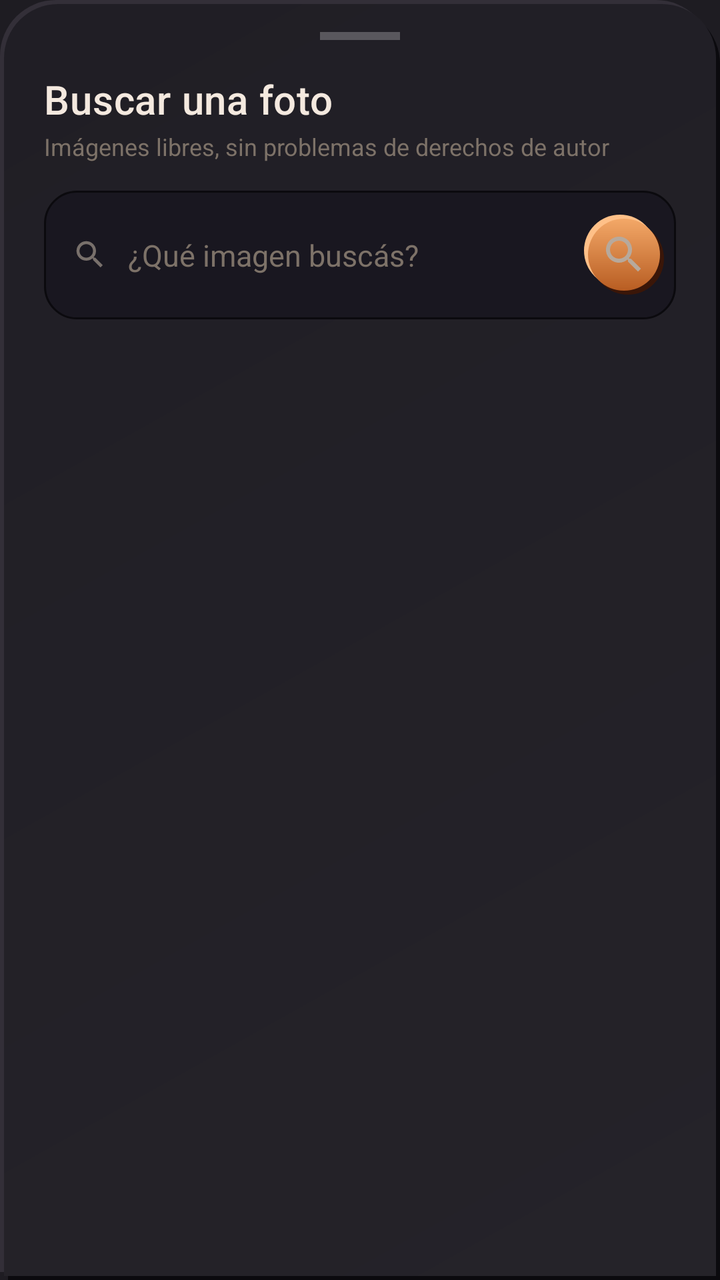
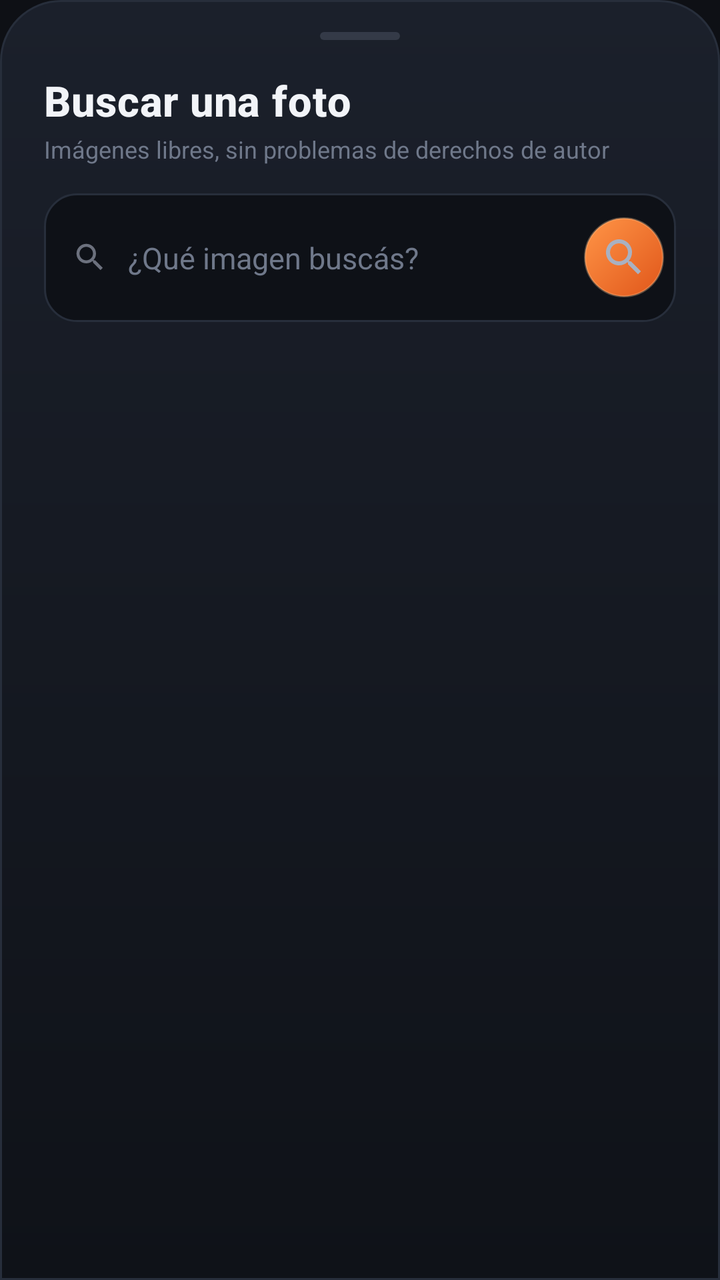

Before-and-after screenshots of an Android layout around one commit, followed by the original layout XML and the change that was made.
<!-- AndroidManifest.xml: application theme Theme.DondeMierdaIba -->
<!-- res/layout/dialog_image_web_search.xml -->
<?xml version="1.0" encoding="utf-8"?>
<LinearLayout xmlns:android="http://schemas.android.com/apk/res/android"
    xmlns:tools="http://schemas.android.com/tools"
    android:layout_width="match_parent"
    android:layout_height="match_parent"
    android:background="@drawable/bg_glass_sheet"
    android:orientation="vertical"
    android:paddingStart="22dp"
    android:paddingEnd="22dp"
    android:paddingTop="16dp"
    android:paddingBottom="10dp">

    <View
        android:layout_width="40dp"
        android:layout_height="4dp"
        android:layout_gravity="center_horizontal"
        android:background="#40FFFFFF" />

    <TextView
        android:layout_width="wrap_content"
        android:layout_height="wrap_content"
        android:layout_marginTop="16dp"
        android:text="@string/search_photo_title"
        android:textAppearance="@style/TextAppearance.DMI.Title" />

    <TextView
        android:layout_width="wrap_content"
        android:layout_height="wrap_content"
        android:layout_marginTop="2dp"
        android:text="@string/search_photo_subtitle"
        android:textColor="@color/text_muted"
        android:textSize="12sp" />

    <LinearLayout
        android:layout_width="match_parent"
        android:layout_height="wrap_content"
        android:layout_marginTop="14dp"
        android:background="@drawable/bg_glass_input"
        android:gravity="center_vertical"
        android:orientation="horizontal"
        android:paddingStart="14dp"
        android:paddingEnd="6dp">

        <ImageView
            android:layout_width="18dp"
            android:layout_height="18dp"
            android:alpha="0.6"
            android:src="@drawable/ic_search" />

        <EditText
            android:id="@+id/edtQuery"
            android:layout_width="0dp"
            android:layout_height="wrap_content"
            android:layout_weight="1"
            android:layout_marginStart="10dp"
            android:background="@android:color/transparent"
            android:hint="@string/search_photo_hint"
            android:imeOptions="actionSearch"
            android:inputType="text"
            android:maxLines="1"
            android:paddingTop="10dp"
            android:paddingBottom="10dp"
            android:textColor="@color/text_primary"
            android:textColorHint="@color/text_muted"
            android:textSize="15sp" />

        <ImageButton
            android:id="@+id/btnSearch"
            android:layout_width="40dp"
            android:layout_height="40dp"
            android:layout_marginStart="4dp"
            android:background="@drawable/bg_button_apple_normal"
            android:padding="9dp"
            android:src="@drawable/ic_search" />

    </LinearLayout>

    <FrameLayout
        android:layout_width="match_parent"
        android:layout_height="0dp"
        android:layout_marginTop="14dp"
        android:layout_weight="1">

        <androidx.recyclerview.widget.RecyclerView
            android:id="@+id/recyclerResults"
            android:layout_width="match_parent"
            android:layout_height="match_parent"
            android:clipToPadding="false"
            android:paddingBottom="12dp"
            tools:listitem="@layout/item_image_result" />

        <ProgressBar
            android:id="@+id/progress"
            android:layout_width="wrap_content"
            android:layout_height="wrap_content"
            android:layout_gravity="center"
            android:indeterminateTint="@color/accent_cyan"
            android:visibility="gone" />

        <TextView
            android:id="@+id/txtEmpty"
            android:layout_width="wrap_content"
            android:layout_height="wrap_content"
            android:layout_gravity="center"
            android:gravity="center"
            android:paddingStart="40dp"
            android:paddingEnd="40dp"
            android:text="@string/search_photo_empty"
            android:textColor="@color/text_muted"
            android:textSize="13sp"
            android:visibility="gone" />

    </FrameLayout>

</LinearLayout>
<!-- res/layout/item_image_result.xml (included above) -->
<?xml version="1.0" encoding="utf-8"?>
<com.google.android.material.card.MaterialCardView xmlns:android="http://schemas.android.com/apk/res/android"
    xmlns:app="http://schemas.android.com/apk/res-auto"
    android:layout_width="0dp"
    android:layout_height="0dp"
    android:layout_margin="4dp"
    app:cardBackgroundColor="@color/glass_fill"
    app:cardCornerRadius="14dp"
    app:cardElevation="0dp"
    app:strokeColor="@color/glass_stroke"
    app:strokeWidth="1dp">

    <ImageView
        android:id="@+id/imgThumb"
        android:layout_width="match_parent"
        android:layout_height="match_parent"
        android:scaleType="centerCrop"
        android:src="@drawable/ic_image_placeholder" />

</com.google.android.material.card.MaterialCardView>
<!-- resources referenced by this layout -->
<resources>
  <color name="accent_cyan">#F4B740</color>
  <color name="glass_fill">#201E25</color>
  <color name="glass_stroke">#14FFFFFF</color>
  <color name="text_muted">#7D7268</color>
  <color name="text_primary">#F4E9DF</color>
  <!-- drawable bg_button_apple_normal (drawable) -->
  <?xml version="1.0" encoding="utf-8"?>
  <layer-list xmlns:android="http://schemas.android.com/apk/res/android">
      
      <item android:top="4dp" android:left="4dp">
          <shape android:shape="rectangle">
              <corners android:radius="26dp" />
              <solid android:color="@color/neu_glow_umber" />
          </shape>
      </item>
      
      <item android:bottom="4dp" android:right="4dp">
          <shape android:shape="rectangle">
              <corners android:radius="26dp" />
              <solid android:color="@color/neu_glow_orange" />
          </shape>
      </item>
      
      <item android:top="2dp" android:left="2dp" android:right="2dp" android:bottom="2dp">
          <shape android:shape="rectangle">
              <corners android:radius="25dp" />
              <gradient android:type="linear" android:angle="115" android:startColor="@color/accent_orange_light" android:endColor="@color/accent_orange_dark" />
          </shape>
      </item>
  </layer-list>
  <!-- drawable bg_glass_input (drawable) -->
  <?xml version="1.0" encoding="utf-8"?>
  <shape xmlns:android="http://schemas.android.com/apk/res/android">
      <solid android:color="@color/neu_base_pressed" />
      <corners android:radius="16dp" />
      <stroke android:width="1dp" android:color="@color/neu_shadow_dark" />
      <padding android:left="16dp" android:right="16dp" android:top="12dp" android:bottom="12dp" />
  </shape>
  <!-- drawable bg_glass_sheet (drawable) -->
  <?xml version="1.0" encoding="utf-8"?>
  <layer-list xmlns:android="http://schemas.android.com/apk/res/android">
      
      <item android:top="4dp" android:left="4dp">
          <shape android:shape="rectangle">
              <corners android:topLeftRadius="28dp" android:topRightRadius="28dp" android:bottomLeftRadius="0dp" android:bottomRightRadius="0dp" />
              <solid android:color="@color/neu_shadow_dark" />
          </shape>
      </item>
      
      <item android:bottom="4dp" android:right="4dp">
          <shape android:shape="rectangle">
              <corners android:topLeftRadius="28dp" android:topRightRadius="28dp" android:bottomLeftRadius="0dp" android:bottomRightRadius="0dp" />
              <solid android:color="@color/neu_shadow_light" />
          </shape>
      </item>
      
      <item android:top="2dp" android:left="2dp" android:right="2dp" android:bottom="2dp">
          <shape android:shape="rectangle">
              <corners android:topLeftRadius="27dp" android:topRightRadius="27dp" android:bottomLeftRadius="0dp" android:bottomRightRadius="0dp" />
              <gradient android:type="linear" android:angle="135" android:startColor="@color/neu_base_hi" android:endColor="@color/neu_base" />
          </shape>
      </item>
  </layer-list>
  <string name="search_photo_empty">No encontramos nada. Probá con otra palabra.</string>
  <string name="search_photo_hint">¿Qué imagen buscás?</string>
  <string name="search_photo_title">Buscar una foto</string>
  <style name="TextAppearance.DMI.Title" parent="TextAppearance.MaterialComponents.Headline6">
          <item name="android:textColor">@color/text_primary</item>
          <item name="android:fontFamily">sans-serif-medium</item>
      </style>
  <color name="neu_glow_umber">#3A1608</color>
  <color name="neu_glow_orange">#FFC088</color>
  <color name="accent_orange_light">#F3A868</color>
  <color name="accent_orange_dark">#B85D22</color>
  <color name="neu_base_pressed">#191720</color>
  <color name="neu_shadow_dark">#0B0A0E</color>
  <color name="neu_shadow_light">#332F38</color>
  <color name="neu_base_hi">#252329</color>
  <color name="neu_base">#201E25</color>
  <color name="accent_violet">#E8792E</color>
  <color name="bg_top">#1E1C22</color>
  <color name="text_secondary">#B7A99C</color>
  <!-- unchanged entries left out for length: 4 -->
</resources>

<!-- the commit's change to res/layout/dialog_image_web_search.xml (unified diff, before → after) -->
@@ -14,7 +14,7 @@
         android:layout_width="40dp"
         android:layout_height="4dp"
         android:layout_gravity="center_horizontal"
-        android:background="#40FFFFFF" />
+        android:background="@drawable/bg_handle" />
 
     <TextView
         android:layout_width="wrap_content"
<!-- resource entries referenced after the edit -->
@@ -1,87 +1,52 @@
 <!-- resources referenced by this layout -->
 <resources>
-  <color name="accent_cyan">#F4B740</color>
-  <color name="glass_fill">#201E25</color>
-  <color name="glass_stroke">#14FFFFFF</color>
-  <color name="text_muted">#7D7268</color>
-  <color name="text_primary">#F4E9DF</color>
+  <color name="accent_cyan">#FFC247</color>
+  <color name="glass_fill">#151922</color>
+  <color name="glass_stroke">#272E3B</color>
+  <color name="text_muted">#6F788A</color>
+  <color name="text_primary">#F2F4F8</color>
   <!-- drawable bg_button_apple_normal (drawable) -->
   <?xml version="1.0" encoding="utf-8"?>
-  <layer-list xmlns:android="http://schemas.android.com/apk/res/android">
-      
-      <item android:top="4dp" android:left="4dp">
-          <shape android:shape="rectangle">
-              <corners android:radius="26dp" />
-              <solid android:color="@color/neu_glow_umber" />
-          </shape>
-      </item>
-      
-      <item android:bottom="4dp" android:right="4dp">
-          <shape android:shape="rectangle">
-              <corners android:radius="26dp" />
-              <solid android:color="@color/neu_glow_orange" />
-          </shape>
-      </item>
-      
-      <item android:top="2dp" android:left="2dp" android:right="2dp" android:bottom="2dp">
-          <shape android:shape="rectangle">
-              <corners android:radius="25dp" />
-              <gradient android:type="linear" android:angle="115" android:startColor="@color/accent_orange_light" android:endColor="@color/accent_orange_dark" />
-          </shape>
-      </item>
-  </layer-list>
+  <shape xmlns:android="http://schemas.android.com/apk/res/android" android:shape="rectangle">
+      <gradient android:type="linear" android:angle="315" android:startColor="#FF9547" android:endColor="#E0561A" />
+      <corners android:radius="28dp" />
+      <stroke android:width="1dp" android:color="#55FFC896" />
+  </shape>
   <!-- drawable bg_glass_input (drawable) -->
   <?xml version="1.0" encoding="utf-8"?>
-  <shape xmlns:android="http://schemas.android.com/apk/res/android">
+  <shape xmlns:android="http://schemas.android.com/apk/res/android" android:shape="rectangle">
       <solid android:color="@color/neu_base_pressed" />
       <corners android:radius="16dp" />
-      <stroke android:width="1dp" android:color="@color/neu_shadow_dark" />
+      <stroke android:width="1dp" android:color="@color/border_soft" />
       <padding android:left="16dp" android:right="16dp" android:top="12dp" android:bottom="12dp" />
   </shape>
   <!-- drawable bg_glass_sheet (drawable) -->
   <?xml version="1.0" encoding="utf-8"?>
-  <layer-list xmlns:android="http://schemas.android.com/apk/res/android">
-      
-      <item android:top="4dp" android:left="4dp">
-          <shape android:shape="rectangle">
-              <corners android:topLeftRadius="28dp" android:topRightRadius="28dp" android:bottomLeftRadius="0dp" android:bottomRightRadius="0dp" />
-              <solid android:color="@color/neu_shadow_dark" />
-          </shape>
-      </item>
-      
-      <item android:bottom="4dp" android:right="4dp">
-          <shape android:shape="rectangle">
-              <corners android:topLeftRadius="28dp" android:topRightRadius="28dp" android:bottomLeftRadius="0dp" android:bottomRightRadius="0dp" />
-              <solid android:color="@color/neu_shadow_light" />
-          </shape>
-      </item>
-      
-      <item android:top="2dp" android:left="2dp" android:right="2dp" android:bottom="2dp">
-          <shape android:shape="rectangle">
-              <corners android:topLeftRadius="27dp" android:topRightRadius="27dp" android:bottomLeftRadius="0dp" android:bottomRightRadius="0dp" />
-              <gradient android:type="linear" android:angle="135" android:startColor="@color/neu_base_hi" android:endColor="@color/neu_base" />
-          </shape>
-      </item>
-  </layer-list>
+  <shape xmlns:android="http://schemas.android.com/apk/res/android" android:shape="rectangle">
+      <gradient android:type="linear" android:angle="270" android:startColor="#1B202B" android:endColor="#0F1218" />
+      <corners android:topLeftRadius="30dp" android:topRightRadius="30dp" android:bottomLeftRadius="0dp" android:bottomRightRadius="0dp" />
+      <stroke android:width="1dp" android:color="@color/border_soft" />
+  </shape>
+  <!-- drawable bg_handle (drawable) -->
+  <?xml version="1.0" encoding="utf-8"?>
+  <shape xmlns:android="http://schemas.android.com/apk/res/android" android:shape="rectangle">
+      <solid android:color="#4D6F788A" />
+      <corners android:radius="2dp" />
+  </shape>
   <string name="search_photo_empty">No encontramos nada. Probá con otra palabra.</string>
   <string name="search_photo_hint">¿Qué imagen buscás?</string>
   <string name="search_photo_title">Buscar una foto</string>
   <style name="TextAppearance.DMI.Title" parent="TextAppearance.MaterialComponents.Headline6">
           <item name="android:textColor">@color/text_primary</item>
-          <item name="android:fontFamily">sans-serif-medium</item>
+          <item name="android:fontFamily">serif</item>
+          <item name="android:textStyle">bold</item>
+          <item name="android:textSize">21sp</item>
       </style>
-  <color name="neu_glow_umber">#3A1608</color>
-  <color name="neu_glow_orange">#FFC088</color>
-  <color name="accent_orange_light">#F3A868</color>
-  <color name="accent_orange_dark">#B85D22</color>
-  <color name="neu_base_pressed">#191720</color>
-  <color name="neu_shadow_dark">#0B0A0E</color>
-  <color name="neu_shadow_light">#332F38</color>
-  <color name="neu_base_hi">#252329</color>
-  <color name="neu_base">#201E25</color>
-  <color name="accent_violet">#E8792E</color>
-  <color name="bg_top">#1E1C22</color>
-  <color name="text_secondary">#B7A99C</color>
+  <color name="neu_base_pressed">#0E1117</color>
+  <color name="border_soft">#272E3B</color>
+  <color name="accent_violet">#FF7F32</color>
+  <color name="bg_top">#0E1015</color>
+  <color name="text_secondary">#A9B1C1</color>
   <!-- unchanged entries left out for length: 4 -->
 </resources>
 
